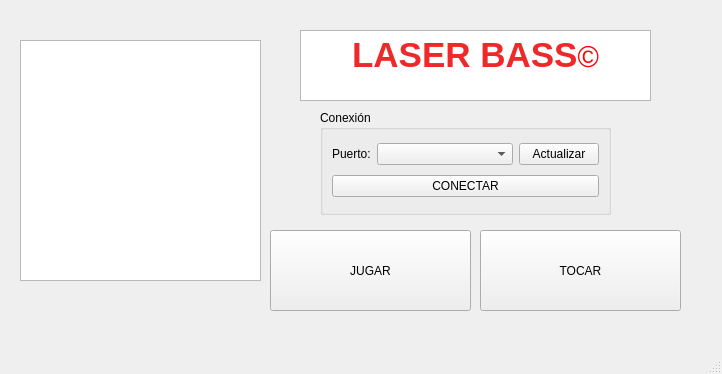
The window that GUILBass/forms/mainwindow.ui (mgoyret/UTN_FRBA_INFO_II_2020_TPO_LASER-BASS) describes before a commit, drawn with Qt 5.
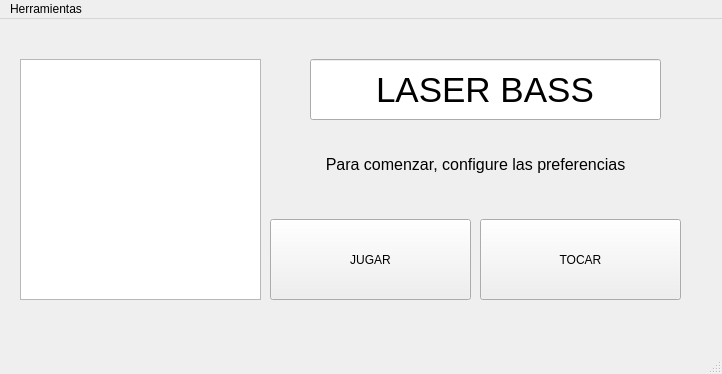
The same window after the commit. Icons and pictures are not drawn.

```diff
--- a/GUILBass/forms/mainwindow.ui
+++ b/GUILBass/forms/mainwindow.ui
@@ -14,23 +14,6 @@
    <string>MainWindow</string>
   </property>
   <widget class="QWidget" name="centralwidget">
-   <widget class="QTextBrowser" name="textBrowser">
-    <property name="geometry">
-     <rect>
-      <x>300</x>
-      <y>30</y>
-      <width>351</width>
-      <height>71</height>
-     </rect>
-    </property>
-    <property name="html">
-     <string>&lt;!DOCTYPE HTML PUBLIC &quot;-//W3C//DTD HTML 4.0//EN&quot; &quot;http://www.w3.org/TR/REC-html40/strict.dtd&quot;&gt;
-&lt;html&gt;&lt;head&gt;&lt;meta name=&quot;qrichtext&quot; content=&quot;1&quot; /&gt;&lt;style type=&quot;text/css&quot;&gt;
-p, li { white-space: pre-wrap; }
-&lt;/style&gt;&lt;/head&gt;&lt;body style=&quot; font-family:'MS Shell Dlg 2'; font-size:7.8pt; font-weight:400; font-style:normal;&quot;&gt;
-&lt;p align=&quot;center&quot; style=&quot; margin-top:0px; margin-bottom:0px; margin-left:0px; margin-right:0px; -qt-block-indent:0; text-indent:0px;&quot;&gt;&lt;span style=&quot; font-family:'Ubuntu'; font-size:26pt; font-weight:600; color:#ef2929;&quot;&gt;LASER BASS&lt;/span&gt;&lt;span style=&quot; font-family:'arial','sans-serif'; font-size:22pt; color:#ff0000; background-color:#ffffff;&quot;&gt;©&lt;/span&gt;&lt;/p&gt;&lt;/body&gt;&lt;/html&gt;</string>
-    </property>
-   </widget>
    <widget class="QTextBrowser" name="textBrowser_2">
     <property name="geometry">
      <rect>
@@ -52,7 +35,7 @@
     <property name="geometry">
      <rect>
       <x>270</x>
-      <y>230</y>
+      <y>200</y>
       <width>201</width>
       <height>81</height>
      </rect>
@@ -65,7 +48,7 @@
     <property name="geometry">
      <rect>
       <x>480</x>
-      <y>230</y>
+      <y>200</y>
       <width>201</width>
       <height>81</height>
      </rect>
@@ -74,60 +57,48 @@
      <string>TOCAR</string>
     </property>
    </widget>
-   <widget class="QGroupBox" name="groupBox">
+   <widget class="QLineEdit" name="lineEditLaserBass">
     <property name="geometry">
      <rect>
-      <x>320</x>
-      <y>110</y>
-      <width>291</width>
-      <height>105</height>
+      <x>310</x>
+      <y>40</y>
+      <width>351</width>
+      <height>61</height>
      </rect>
     </property>
-    <property name="title">
-     <string>Conexión</string>
+    <property name="font">
+     <font>
+      <family>MS UI Gothic</family>
+      <pointsize>26</pointsize>
+     </font>
     </property>
-    <layout class="QVBoxLayout" name="verticalLayout">
-     <item>
-      <layout class="QHBoxLayout" name="horizontalLayout">
-       <item>
-        <widget class="QLabel" name="label">
-         <property name="sizePolicy">
-          <sizepolicy hsizetype="Fixed" vsizetype="Preferred">
-           <horstretch>0</horstretch>
-           <verstretch>0</verstretch>
-          </sizepolicy>
-         </property>
-         <property name="text">
-          <string>Puerto:</string>
-         </property>
-        </widget>
-       </item>
-       <item>
-        <widget class="QComboBox" name="CBPuertos"/>
-       </item>
-       <item>
-        <widget class="QPushButton" name="PBActualizar">
-         <property name="sizePolicy">
-          <sizepolicy hsizetype="Fixed" vsizetype="Fixed">
-           <horstretch>0</horstretch>
-           <verstretch>0</verstretch>
-          </sizepolicy>
-         </property>
-         <property name="text">
-          <string>Actualizar</string>
-         </property>
-        </widget>
-       </item>
-      </layout>
-     </item>
-     <item>
-      <widget class="QPushButton" name="PBConectar">
-       <property name="text">
-        <string>CONECTAR</string>
-       </property>
-      </widget>
-     </item>
-    </layout>
+    <property name="text">
+     <string>LASER BASS</string>
+    </property>
+    <property name="alignment">
+     <set>Qt::AlignCenter</set>
+    </property>
+   </widget>
+   <widget class="QLabel" name="label">
+    <property name="geometry">
+     <rect>
+      <x>270</x>
+      <y>130</y>
+      <width>411</width>
+      <height>31</height>
+     </rect>
+    </property>
+    <property name="font">
+     <font>
+      <pointsize>12</pointsize>
+     </font>
+    </property>
+    <property name="text">
+     <string>Para comenzar, configure las preferencias</string>
+    </property>
+    <property name="alignment">
+     <set>Qt::AlignCenter</set>
+    </property>
    </widget>
   </widget>
   <widget class="QMenuBar" name="menubar">
@@ -139,6 +110,13 @@
      <height>25</height>
     </rect>
    </property>
+   <widget class="QMenu" name="menuHerramientas">
+    <property name="title">
+     <string>Herramientas</string>
+    </property>
+    <addaction name="actionPreferencias"/>
+   </widget>
+   <addaction name="menuHerramientas"/>
   </widget>
   <widget class="QStatusBar" name="statusbar"/>
  </widget>
```
Left out of the diff: 5 changed lines with no effect on the pictures.
